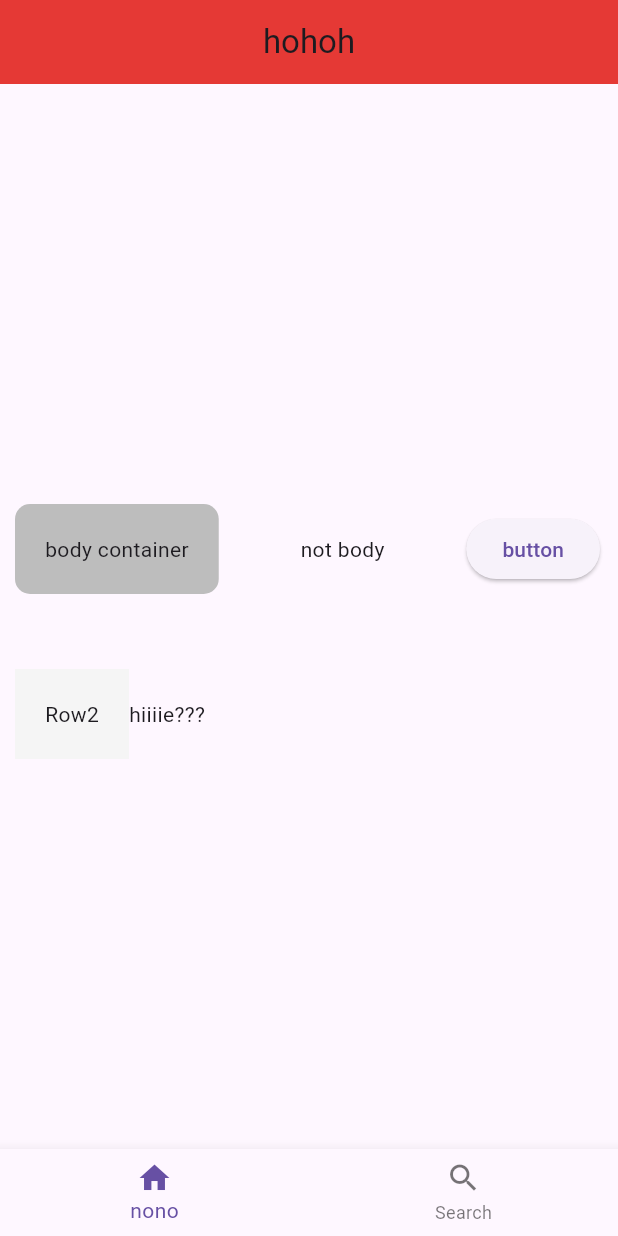
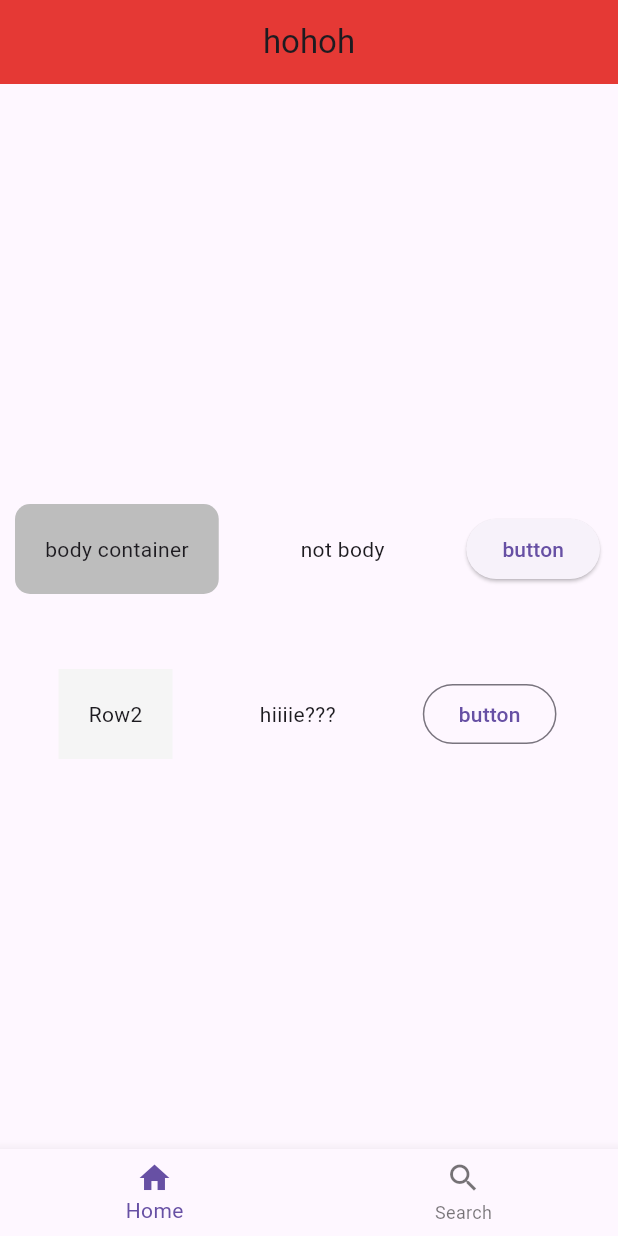
Before and after one commit to IhebGarsii/Small-flutter-app, a Flutter app: the screen it shows after launch, on a phone screen of 412 x 824 dp. Run offline on Flutter 3.47's test engine with Material 3 defaults, Android fonts, the phone set to English and light mode, and no system bars.

Commit message:
alignment

```diff
--- a/lib/main.dart
+++ b/lib/main.dart
@@ -44,12 +44,14 @@ class Home extends StatelessWidget {
             height: 50.0,
           ),
           Row(
+            mainAxisAlignment: MainAxisAlignment.spaceAround,
             children: [
               Container(
                   padding: const EdgeInsets.all(20),
                   color: Colors.grey[100],
                   child: const Text('Row2')),
-              const Text('hiiiie???')
+              const Text('hiiiie???'),
+              OutlinedButton(onPressed: () {}, child: const Text("button"))
             ],
           )
         ]),
@@ -64,7 +66,7 @@ class Home extends StatelessWidget {
       ), */
       bottomNavigationBar: BottomNavigationBar(
         items: const <BottomNavigationBarItem>[
-          BottomNavigationBarItem(icon: Icon(Icons.home), label: 'nono'),
+          BottomNavigationBarItem(icon: Icon(Icons.home), label: 'Home'),
           BottomNavigationBarItem(icon: Icon(Icons.search), label: 'Search')
         ],
       ),
```
